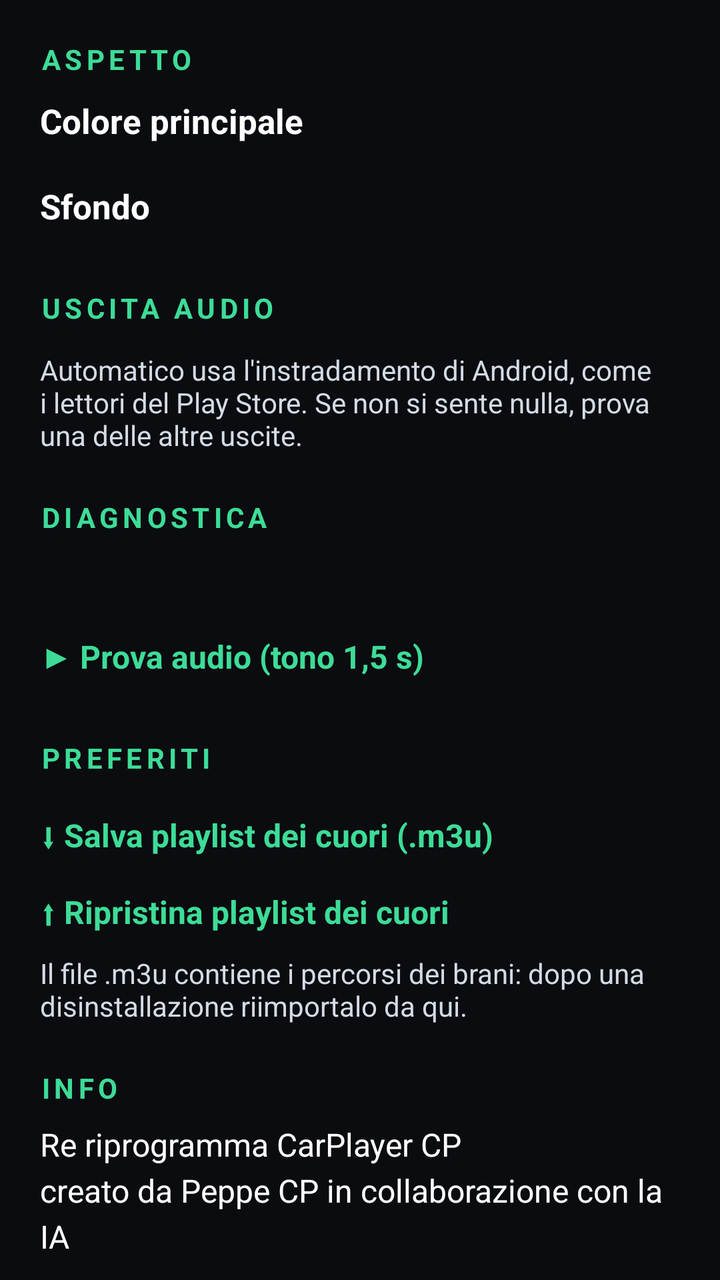
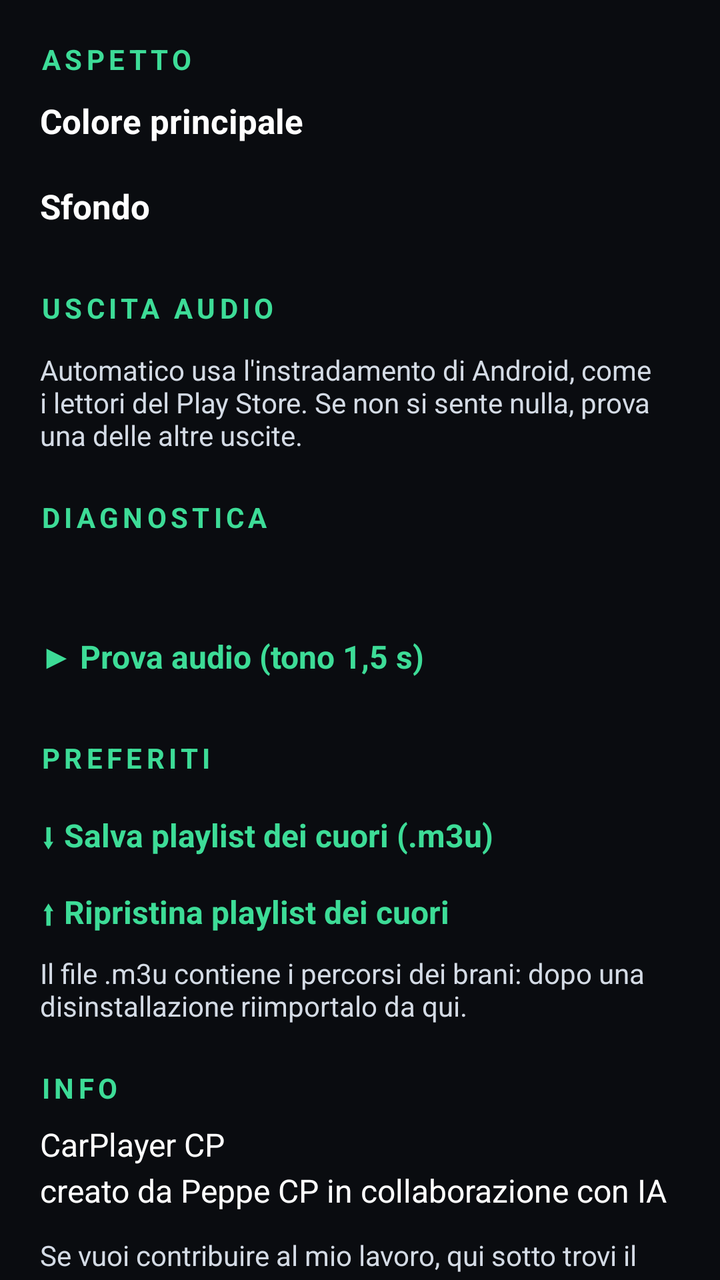

Screens rendered from an Android XML layout before and after an edit, with the pre-edit source and the edit as a unified diff.
<!-- AndroidManifest.xml: application theme AppTheme -->
<!-- res/layout/dialog_settings.xml -->
<?xml version="1.0" encoding="utf-8"?>
<ScrollView xmlns:android="http://schemas.android.com/apk/res/android"
    android:layout_width="match_parent"
    android:layout_height="wrap_content"
    android:scrollbars="none">

    <LinearLayout
        android:layout_width="match_parent"
        android:layout_height="wrap_content"
        android:orientation="vertical"
        android:padding="20dp">

        <TextView
            android:layout_width="wrap_content"
            android:layout_height="wrap_content"
            android:letterSpacing="0.15"
            android:text="ASPETTO"
            android:textColor="@color/accent"
            android:textSize="14sp"
            android:textStyle="bold" />

        <TextView
            android:layout_width="wrap_content"
            android:layout_height="wrap_content"
            android:layout_marginTop="10dp"
            android:text="Colore principale"
            android:textColor="#FFFFFF"
            android:textSize="17sp"
            android:textStyle="bold" />

        <HorizontalScrollView
            android:layout_width="match_parent"
            android:layout_height="wrap_content"
            android:layout_marginTop="8dp"
            android:scrollbars="none">

            <LinearLayout
                android:id="@+id/accentPalette"
                android:layout_width="wrap_content"
                android:layout_height="wrap_content"
                android:orientation="horizontal" />
        </HorizontalScrollView>

        <TextView
            android:layout_width="wrap_content"
            android:layout_height="wrap_content"
            android:layout_marginTop="12dp"
            android:text="Sfondo"
            android:textColor="#FFFFFF"
            android:textSize="17sp"
            android:textStyle="bold" />

        <HorizontalScrollView
            android:layout_width="match_parent"
            android:layout_height="wrap_content"
            android:layout_marginTop="8dp"
            android:scrollbars="none">

            <LinearLayout
                android:id="@+id/bgPalette"
                android:layout_width="wrap_content"
                android:layout_height="wrap_content"
                android:orientation="horizontal" />
        </HorizontalScrollView>

        <TextView
            android:layout_width="wrap_content"
            android:layout_height="wrap_content"
            android:layout_marginTop="22dp"
            android:letterSpacing="0.15"
            android:text="USCITA AUDIO"
            android:textColor="@color/accent"
            android:textSize="14sp"
            android:textStyle="bold" />

        <LinearLayout
            android:id="@+id/outputBox"
            android:layout_width="match_parent"
            android:layout_height="wrap_content"
            android:layout_marginTop="6dp"
            android:orientation="vertical" />

        <TextView
            android:layout_width="match_parent"
            android:layout_height="wrap_content"
            android:layout_marginTop="6dp"
            android:text="Automatico usa l'instradamento di Android, come i lettori del Play Store. Se non si sente nulla, prova una delle altre uscite."
            android:textColor="@color/text_soft"
            android:textSize="14sp" />

        <TextView
            android:layout_width="wrap_content"
            android:layout_height="wrap_content"
            android:layout_marginTop="22dp"
            android:letterSpacing="0.15"
            android:text="DIAGNOSTICA"
            android:textColor="@color/accent"
            android:textSize="14sp"
            android:textStyle="bold" />

        <TextView
            android:id="@+id/audioDiag"
            android:layout_width="match_parent"
            android:layout_height="wrap_content"
            android:layout_marginTop="8dp"
            android:textColor="@color/text_soft"
            android:textSize="14sp" />

        <TextView
            android:id="@+id/btnTest"
            android:layout_width="wrap_content"
            android:layout_height="wrap_content"
            android:layout_marginTop="14dp"
            android:background="?android:attr/selectableItemBackground"
            android:paddingTop="8dp"
            android:paddingBottom="8dp"
            android:paddingEnd="16dp"
            android:text="▶ Prova audio (tono 1,5 s)"
            android:textColor="@color/accent"
            android:textSize="16sp"
            android:textStyle="bold" />

        <TextView
            android:layout_width="wrap_content"
            android:layout_height="wrap_content"
            android:layout_marginTop="22dp"
            android:letterSpacing="0.15"
            android:text="PREFERITI"
            android:textColor="@color/accent"
            android:textSize="14sp"
            android:textStyle="bold" />

        <TextView
            android:id="@+id/btnExport"
            android:layout_width="wrap_content"
            android:layout_height="wrap_content"
            android:layout_marginTop="10dp"
            android:background="?android:attr/selectableItemBackground"
            android:paddingTop="8dp"
            android:paddingBottom="8dp"
            android:paddingEnd="16dp"
            android:text="⬇ Salva playlist dei cuori (.m3u)"
            android:textColor="@color/accent"
            android:textSize="16sp"
            android:textStyle="bold" />

        <TextView
            android:id="@+id/btnImport"
            android:layout_width="wrap_content"
            android:layout_height="wrap_content"
            android:background="?android:attr/selectableItemBackground"
            android:paddingTop="8dp"
            android:paddingBottom="8dp"
            android:paddingEnd="16dp"
            android:text="⬆ Ripristina playlist dei cuori"
            android:textColor="@color/accent"
            android:textSize="16sp"
            android:textStyle="bold" />

        <TextView
            android:layout_width="match_parent"
            android:layout_height="wrap_content"
            android:layout_marginTop="2dp"
            android:text="Il file .m3u contiene i percorsi dei brani: dopo una disinstallazione riimportalo da qui."
            android:textColor="@color/text_soft"
            android:textSize="14sp" />

        <TextView
            android:layout_width="wrap_content"
            android:layout_height="wrap_content"
            android:layout_marginTop="22dp"
            android:letterSpacing="0.15"
            android:text="INFO"
            android:textColor="@color/accent"
            android:textSize="14sp"
            android:textStyle="bold" />

        <TextView
            android:layout_width="match_parent"
            android:layout_height="wrap_content"
            android:layout_marginTop="8dp"
            android:lineSpacingExtra="4dp"
            android:text="Re riprogramma CarPlayer CP\ncreato da Peppe CP in collaborazione con la IA"
            android:textColor="#FFFFFF"
            android:textSize="16sp" />
    </LinearLayout>
</ScrollView>
<!-- resources referenced by this layout -->
<resources>
  <color name="accent">#3DDC97</color>
  <color name="text_soft">#D4DBE5</color>
  <style name="AppTheme" parent="android:Theme.Material.NoActionBar">
          <item name="android:windowBackground">@color/bg</item>
          <item name="android:statusBarColor">@color/bg</item>
          <item name="android:navigationBarColor">@color/bg</item>
          <item name="android:colorAccent">@color/accent</item>
      </style>
  <color name="bg">#0A0C10</color>
</resources>

<!-- the commit's change to res/layout/dialog_settings.xml (unified diff, before → after) -->
@@ -180,8 +180,31 @@
             android:layout_height="wrap_content"
             android:layout_marginTop="8dp"
             android:lineSpacingExtra="4dp"
-            android:text="Re riprogramma CarPlayer CP\ncreato da Peppe CP in collaborazione con la IA"
+            android:text="CarPlayer CP\ncreato da Peppe CP in collaborazione con IA"
             android:textColor="#FFFFFF"
             android:textSize="16sp" />
+
+        <TextView
+            android:layout_width="match_parent"
+            android:layout_height="wrap_content"
+            android:layout_marginTop="12dp"
+            android:lineSpacingExtra="4dp"
+            android:text="Se vuoi contribuire al mio lavoro, qui sotto trovi il pulsante per offrirmi un piccolo regalo: apprezzo il gesto ;-)"
+            android:textColor="@color/text_soft"
+            android:textSize="14sp" />
+
+        <TextView
+            android:id="@+id/btnDonate"
+            android:layout_width="wrap_content"
+            android:layout_height="wrap_content"
+            android:layout_marginTop="8dp"
+            android:background="?android:attr/selectableItemBackground"
+            android:paddingTop="8dp"
+            android:paddingBottom="8dp"
+            android:paddingEnd="16dp"
+            android:text="Contribuisci via PayPal"
+            android:textColor="@color/accent"
+            android:textSize="16sp"
+            android:textStyle="bold" />
     </LinearLayout>
 </ScrollView>
